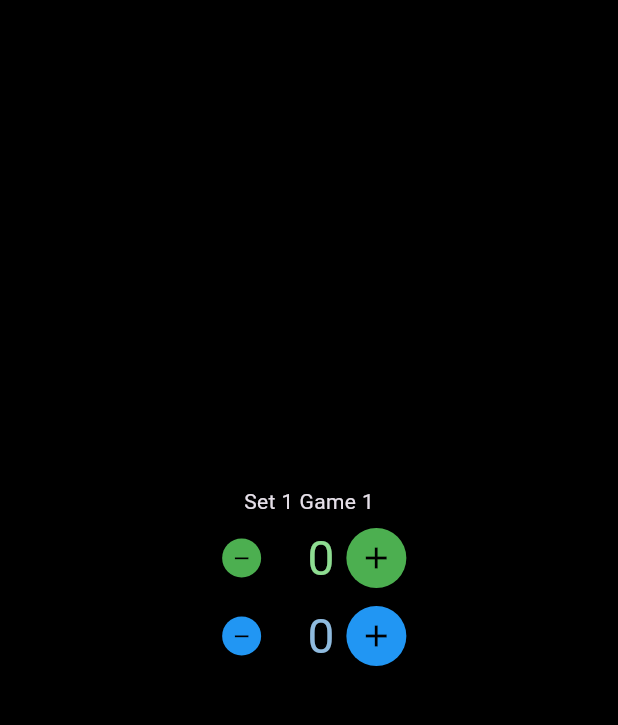
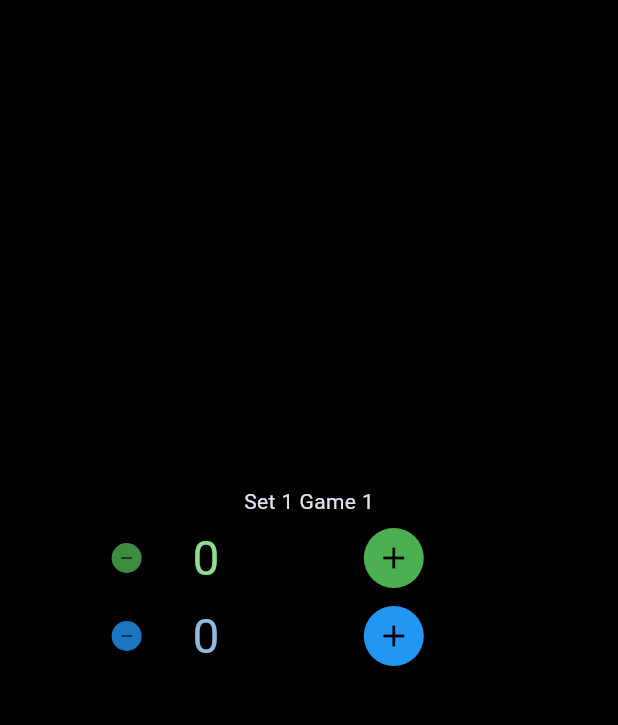
Before and after one commit to JanJerling/racquet_scorer, a Flutter app: the ScoreScreen screen opened directly, on a phone screen of 412 x 824 dp, the part 45-770 px from its top. Run offline on Flutter 3.47's test engine with Material 3 defaults, Android fonts, the phone set to English and light mode, and no system bars; our stand-ins replace flutter_riverpod, vibration; missing offline and left inert: flutter_foreground_service.

Commit message:
Refactor score display and button layout in ScoreScreen for improved UI and functionality

```diff
--- a/lib/score_screen.dart
+++ b/lib/score_screen.dart
@@ -127,13 +127,18 @@ class _ScoreScreenState extends ConsumerState<ScoreScreen> {
               ],
             ),
             const SizedBox(height: 4),
-            Row(
-              mainAxisAlignment: MainAxisAlignment.center,
+            // Forest scorer
+            SizedBox(
+              width: double.infinity,
+              child: Row(
+                mainAxisAlignment: MainAxisAlignment.start,
                 children: [
-                Flexible(
-                  flex: 1,
+                  Expanded(
+                    flex: 5,
+                    child: Container(
+                      alignment: Alignment.centerRight,
                       child: Transform.scale(
-                    scale: 0.65,
+                        scale: 0.5,
                         child: IconButton.filled(
                           onPressed: () {
                             if (forestScore > 0) {
@@ -142,17 +147,21 @@ class _ScoreScreenState extends ConsumerState<ScoreScreen> {
                               });
                             }
                           },
+                          padding: EdgeInsets.zero,
                           color: Colors.black,
                           icon: const Icon(Icons.remove),
                           style: ButtonStyle(
-                        backgroundColor:
-                            WidgetStateProperty.all<Color>(Colors.green),
+                            backgroundColor: WidgetStateProperty.all<Color>(
+                                Colors.green.withOpacity(0.8)),
                           ),
                         ),
                       ),
                     ),
-                Flexible(
-                  flex: 2,
+                  ),
+                  Expanded(
+                    flex: 6,
+                    child: Container(
+                      alignment: Alignment.centerLeft,
                       child: Card(
                         color: Colors.transparent,
                         child: Text(
@@ -161,13 +170,17 @@ class _ScoreScreenState extends ConsumerState<ScoreScreen> {
                               .textTheme
                               .headlineLarge!
                               .copyWith(
-                              color: const Color.fromARGB(255, 142, 221, 145)),
+                                  color:
+                                      const Color.fromARGB(255, 142, 221, 145)),
                         ),
                       ),
                     ),
-                Flexible(
-                  flex: 2,
-                  child: IconButton.filled(
+                  ),
+                  Expanded(
+                    flex: 8,
+                    child: Container(
+                      alignment: Alignment.centerLeft,
+                      child: IconButton(
                         onPressed: () => pointsCalculator("forest"),
                         color: Colors.black,
                         icon: const Icon(Icons.add),
@@ -177,17 +190,26 @@ class _ScoreScreenState extends ConsumerState<ScoreScreen> {
                         ),
                       ),
                     ),
+                  ),
                 ],
               ),
+            ),
             const SizedBox(height: 4),
-            Row(
-              mainAxisAlignment: MainAxisAlignment.center,
+            // Ocean scorer
+            SizedBox(
+              width: double.infinity,
+              child: Row(
+                mainAxisAlignment: MainAxisAlignment.start,
                 children: [
-                Flexible(
-                  flex: 1,
+                  Expanded(
+                    flex: 5,
+                    child: Container(
+                      alignment: Alignment.centerRight,
                       child: Transform.scale(
-                    scale: 0.65,
-                    child: IconButton.filled(
+                        scale: 0.5,
+                        child: Padding(
+                          padding: const EdgeInsets.all(0.0),
+                          child: IconButton(
                             onPressed: () {
                               if (oceanScore > 0) {
                                 setState(() {
@@ -198,14 +220,18 @@ class _ScoreScreenState extends ConsumerState<ScoreScreen> {
                             color: Colors.black,
                             icon: const Icon(Icons.remove),
                             style: ButtonStyle(
-                        backgroundColor:
-                            WidgetStateProperty.all<Color>(Colors.blue),
+                              backgroundColor: WidgetStateProperty.all<Color>(
+                                  Colors.blue.withOpacity(0.8)),
                             ),
                           ),
                         ),
                       ),
-                Flexible(
-                  flex: 2,
+                    ),
+                  ),
+                  Expanded(
+                    flex: 6,
+                    child: Container(
+                      alignment: Alignment.centerLeft,
                       child: Card(
                         color: Colors.transparent,
                         child: Text(
@@ -214,13 +240,17 @@ class _ScoreScreenState extends ConsumerState<ScoreScreen> {
                               .textTheme
                               .headlineLarge!
                               .copyWith(
-                              color: const Color.fromARGB(255, 143, 187, 223)),
+                                  color:
+                                      const Color.fromARGB(255, 143, 187, 223)),
                         ),
                       ),
                     ),
-                Flexible(
-                  flex: 2,
-                  child: IconButton.filled(
+                  ),
+                  Expanded(
+                    flex: 8,
+                    child: Container(
+                      alignment: Alignment.centerLeft,
+                      child: IconButton(
                         onPressed: () => pointsCalculator("ocean"),
                         color: Colors.black,
                         icon: const Icon(Icons.add),
@@ -230,7 +260,9 @@ class _ScoreScreenState extends ConsumerState<ScoreScreen> {
                         ),
                       ),
                     ),
+                  ),
                 ],
+              ),
             ),
           ],
         )),
```
Lines whose indentation alone changed are shown as unchanged.
